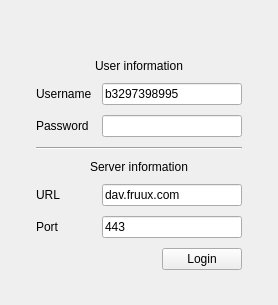
Old version of the form View/Login/Login.ui in the repository include-jacopo/POLICalendar.
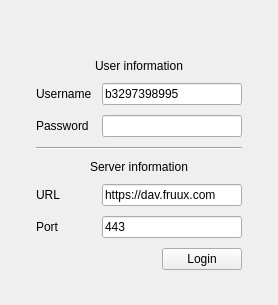
New version of the form.

Commit message: Fixed HTTP requests

Diff of the .ui file:
```diff
--- a/View/Login/Login.ui
+++ b/View/Login/Login.ui
@@ -192,7 +192,7 @@
       <item row="9" column="1">
        <widget class="QLineEdit" name="lineEdit_url">
         <property name="text">
-         <string>dav.fruux.com</string>
+         <string>https://dav.fruux.com</string>
         </property>
        </widget>
       </item>
```
The commit also changes 2 other files.
